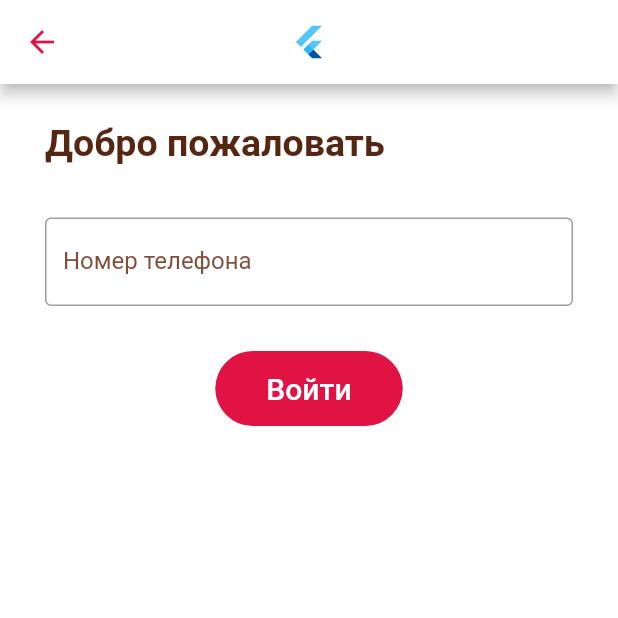
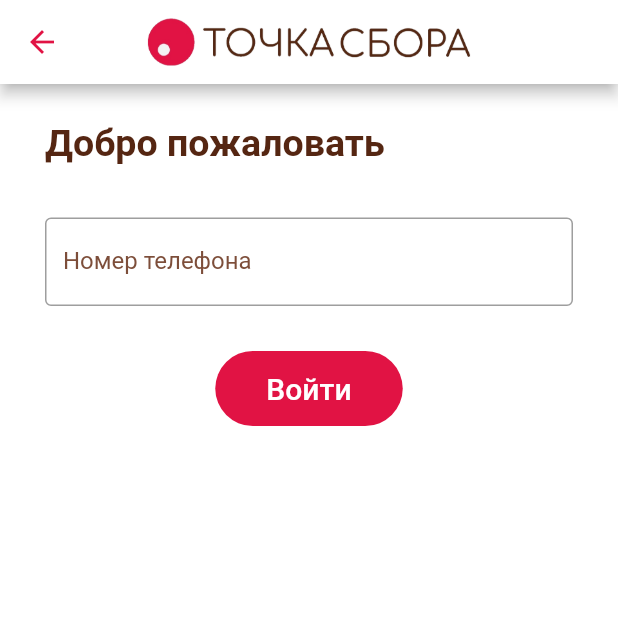
Before and after one commit to whatever125/tochka_sbora, a Flutter app: the screen it shows after launch, after a tap on "Войти", on a phone screen of 412 x 824 dp, the top half of it. Run offline on Flutter 3.47's test engine with Material 2 defaults, Android fonts, the phone set to English and light mode, and no system bars; our stand-ins replace flutter_multi_formatter, google_maps_flutter, shared_preferences; network calls fail.

Commit message:
Design change

```diff
--- a/lib/ui/pages/signinPage.dart
+++ b/lib/ui/pages/signinPage.dart
@@ -15,7 +15,10 @@ class _SignInPageState extends State<SignInPage> {
     return Scaffold(
       resizeToAvoidBottomInset: true,
       appBar: AppBar(
-        title: FlutterLogo(),
+        title: Image.asset(
+          'graphics/name.png',
+          height: 32,
+        ),
         centerTitle: true,
       ),
       body: SingleChildScrollView(
--- a/lib/ui/pages/welcomePage.dart
+++ b/lib/ui/pages/welcomePage.dart
@@ -20,7 +20,10 @@ class _WelcomePageState extends State<WelcomePage> {
             crossAxisAlignment: CrossAxisAlignment.stretch,
             mainAxisAlignment: MainAxisAlignment.spaceBetween,
             children: <Widget>[
-              FlutterLogo(),
+              Image.asset(
+                'graphics/name.png',
+                height: 32,
+              ),
               Spacer(),
               RichText(
                 textAlign: TextAlign.center,
@@ -31,7 +34,7 @@ class _WelcomePageState extends State<WelcomePage> {
                   ),
                   children: <TextSpan>[
                     TextSpan(
-                      text: 'Сдай свой мусор!', //TODO
+                      text: 'Сдай свой мусор!',
                       style: TextStyle(
                         fontWeight: FontWeight.bold,
                       ),
@@ -60,7 +63,20 @@ class _WelcomePageState extends State<WelcomePage> {
                   },
                 ),
               ),
-              Spacer()
+              Spacer(),
+              Row(
+                mainAxisAlignment: MainAxisAlignment.center,
+                children: [
+                  Image.asset(
+                    'graphics/kalina.png',
+                    height: 100,
+                  ),
+                  Image.asset(
+                    'graphics/volkov.png',
+                    height: 100,
+                  ),
+                ],
+              )
             ],
           ),
         ),
```
Also changed, not shown: graphics/kalina.png (added), graphics/volkov.png (added).
